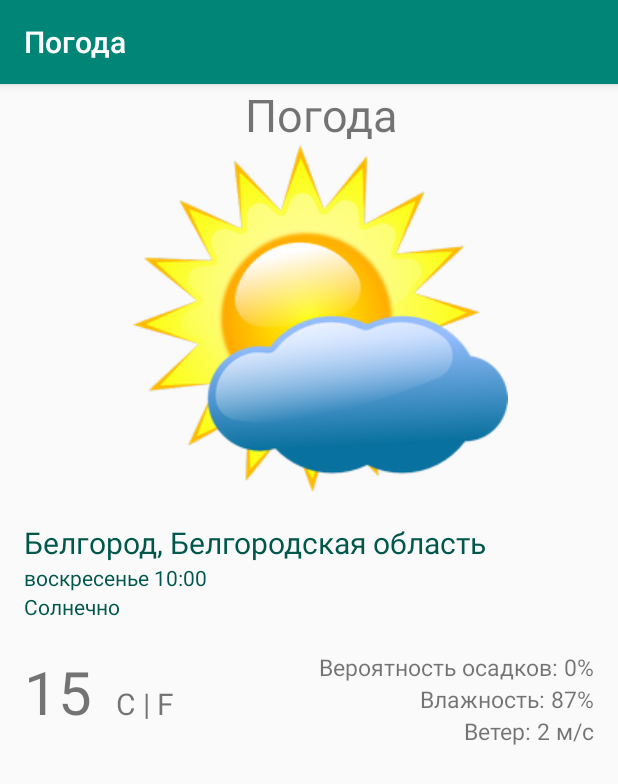
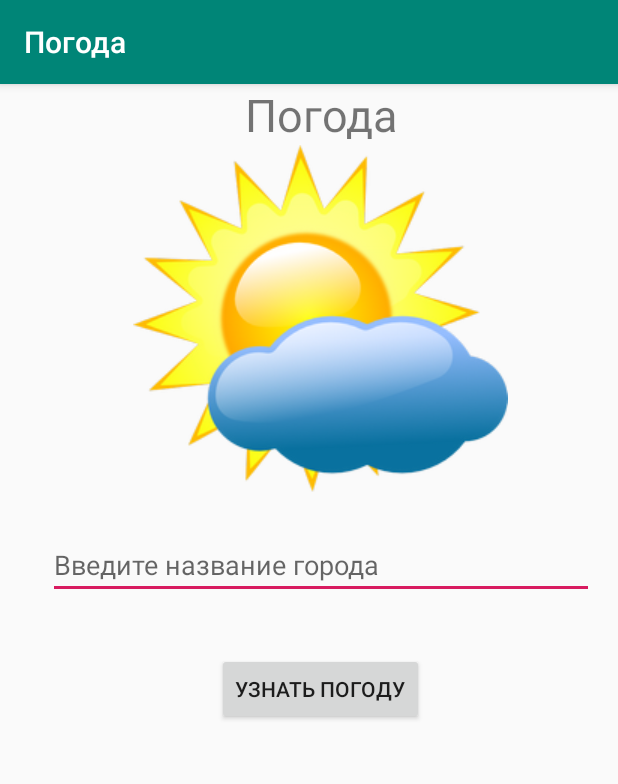
Before and after one commit to Nataliani80/Android1, an Android app: the screen it shows after launch (MainActivity), on a phone screen of 412 x 824 dp. Shown: the top 784 px of the screen. Run offline under Robolectric (Android 15) with nearby library versions, the phone set to English and light mode, and no system bars.

Commit message:
создала второй экран в приложении

```diff
--- a/Android1_Lesson1_HomeWork/app/src/main/AndroidManifest.xml
+++ b/Android1_Lesson1_HomeWork/app/src/main/AndroidManifest.xml
@@ -16,6 +16,7 @@
                 <category android:name="android.intent.category.LAUNCHER" />
             </intent-filter>
         </activity>
+        <activity android:name=".SecondActivity"></activity>
     </application>
 
 </manifest>
--- a/Android1_Lesson1_HomeWork/app/src/main/java/com/example/natali/android1_lesson1_homework/MainActivity.java
+++ b/Android1_Lesson1_HomeWork/app/src/main/java/com/example/natali/android1_lesson1_homework/MainActivity.java
@@ -1,7 +1,13 @@
 package com.example.natali.android1_lesson1_homework;
 
+import android.content.Intent;
 import android.support.v7.app.AppCompatActivity;
 import android.os.Bundle;
+import android.view.View;
+import android.widget.Button;
+import android.widget.EditText;
+
+import org.w3c.dom.Text;
 
 public class MainActivity extends AppCompatActivity {
 
@@ -9,5 +15,15 @@ public class MainActivity extends AppCompatActivity {
     protected void onCreate(Bundle savedInstanceState) {
         super.onCreate(savedInstanceState);
         setContentView(R.layout.activity_main);
+        Button button = (Button) findViewById(R.id.button);
+        button.setOnClickListener(new View.OnClickListener() {
+            @Override
+            public void onClick(View v) {
+                EditText txt = (EditText) findViewById(R.id.editText);
+                Intent intent = new Intent(MainActivity.this, SecondActivity.class);
+                intent.putExtra("city", txt.getText().toString());
+                startActivity(intent);
+            }
+        });
     }
 }
--- a/Android1_Lesson1_HomeWork/app/src/main/res/layout/activity_main.xml
+++ b/Android1_Lesson1_HomeWork/app/src/main/res/layout/activity_main.xml
@@ -21,81 +21,21 @@
         android:layout_gravity="center"
         android:src="@drawable/weather_picture"/>
 
-    <TextView
+    <EditText
+        android:id="@+id/editText"
+        android:layout_width="match_parent"
+        android:layout_height="wrap_content"
+        android:layout_margin="16dp"
+        android:paddingTop="20dp"
+        android:inputType="textPersonName"
+        android:hint="@string/city_request"/>
+
+    <Button
+        android:id="@+id/button"
         android:layout_width="wrap_content"
         android:layout_height="wrap_content"
-        android:text="@string/city_and_region"
-        android:textSize="20sp"
-        android:textColor="@color/colorPrimaryDark"
-        android:paddingTop="20dp"/>
-
-    <TextView
-        android:layout_width="wrap_content"
-        android:layout_height="wrap_content"
-        android:text="@string/data_and_time"
-        android:textColor="@color/colorPrimaryDark"/>
-
-    <TextView
-        android:layout_width="wrap_content"
-        android:layout_height="wrap_content"
-        android:text="@string/weather"
-        android:textColor="@color/colorPrimaryDark"
-        android:paddingBottom="20dp"/>
-
-    <LinearLayout
-        android:layout_width="match_parent"
-        android:layout_height="wrap_content"
-        android:orientation="horizontal">
-
-        <LinearLayout
-            android:layout_width="0dp"
-            android:layout_weight="3"
-            android:layout_height="wrap_content">
-
-            <TextView
-                android:layout_width="wrap_content"
-                android:layout_height="wrap_content"
-                android:text="@string/temperature"
-                android:textSize="40sp"/>
-
-            <TextView
-                android:layout_width="wrap_content"
-                android:layout_height="wrap_content"
-                android:text="@string/degrees"
-                android:textSize="20sp"
-                android:paddingLeft="16dp"/>
-        </LinearLayout>
-
-        <LinearLayout
-            android:layout_width="0dp"
-            android:layout_weight="7"
-            android:layout_height="wrap_content"
-            android:orientation="vertical"
-            android:paddingRight="16dp">
-
-            <TextView
-                android:layout_width="wrap_content"
-                android:layout_height="wrap_content"
-                android:text="@string/probability_of_precipitation"
-                android:textSize="15sp"
-                android:layout_gravity="right"/>
-
-            <TextView
-                android:layout_width="wrap_content"
-                android:layout_height="wrap_content"
-                android:text="@string/humidity"
-                android:textSize="15sp"
-                android:layout_gravity="right"/>
-
-            <TextView
-                android:layout_width="wrap_content"
-                android:layout_height="wrap_content"
-                android:text="@string/wind"
-                android:textSize="15sp"
-                android:layout_gravity="right"/>
-
-        </LinearLayout>
-
-    </LinearLayout>
+        android:layout_marginTop="20dp"
+        android:layout_gravity="center"
+        android:text="@string/check_weather"/>
 
 </LinearLayout>
--- a/Android1_Lesson1_HomeWork/app/src/main/res/values/strings.xml
+++ b/Android1_Lesson1_HomeWork/app/src/main/res/values/strings.xml
@@ -10,6 +10,11 @@
     <string name="probability_of_precipitation">Вероятность осадков: 0%</string>
     <string name="humidity">Влажность: 87%</string>
     <string name="wind">Ветер: 2 м/с</string>
+    <string name="city_request">Введите название города</string>
+    <string name="check_weather">Узнать погоду</string>
+
+
+
 
 
 
```
Also changed, not shown: Android1_Lesson1_HomeWork/app/src/main/java/com/example/natali/android1_lesson1_homework/SecondActivity.java (added, +18 -0 lines), Android1_Lesson1_HomeWork/app/src/main/res/layout/activity_second.xml (added, +92 -0 lines), Android1_Lesson1_HomeWork/app/src/main/res/drawable/weather2.png (added).
